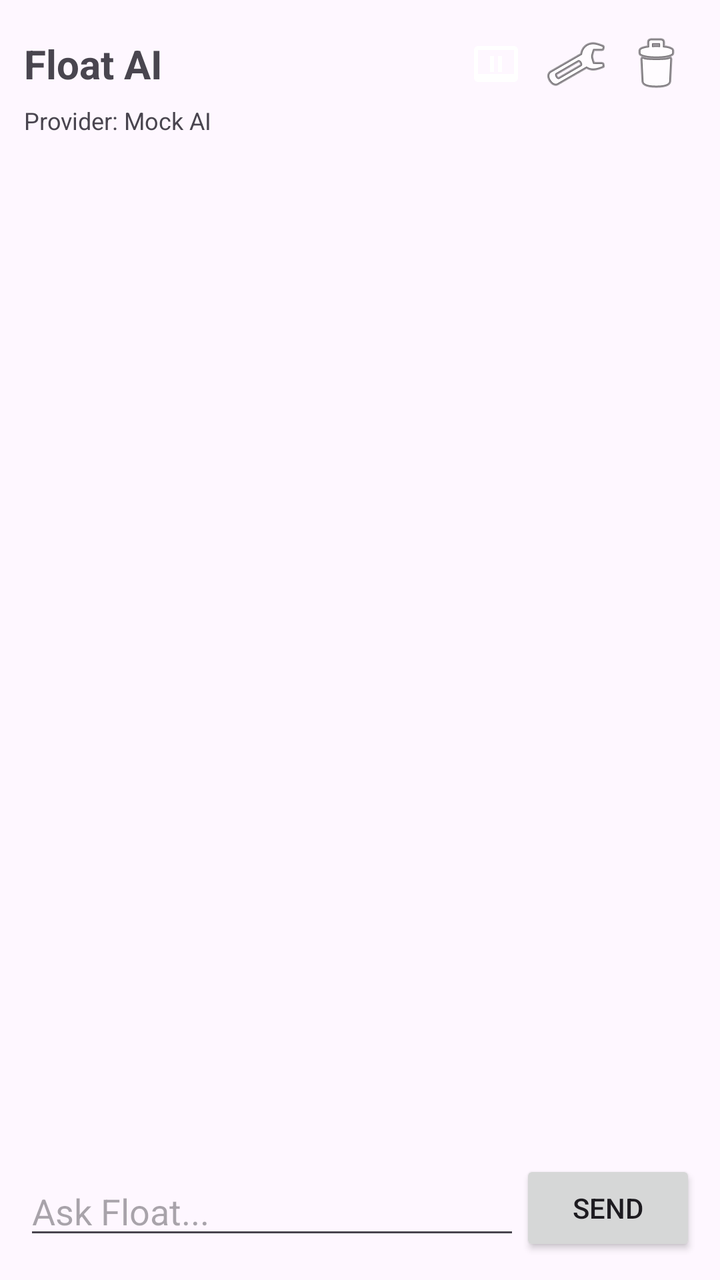
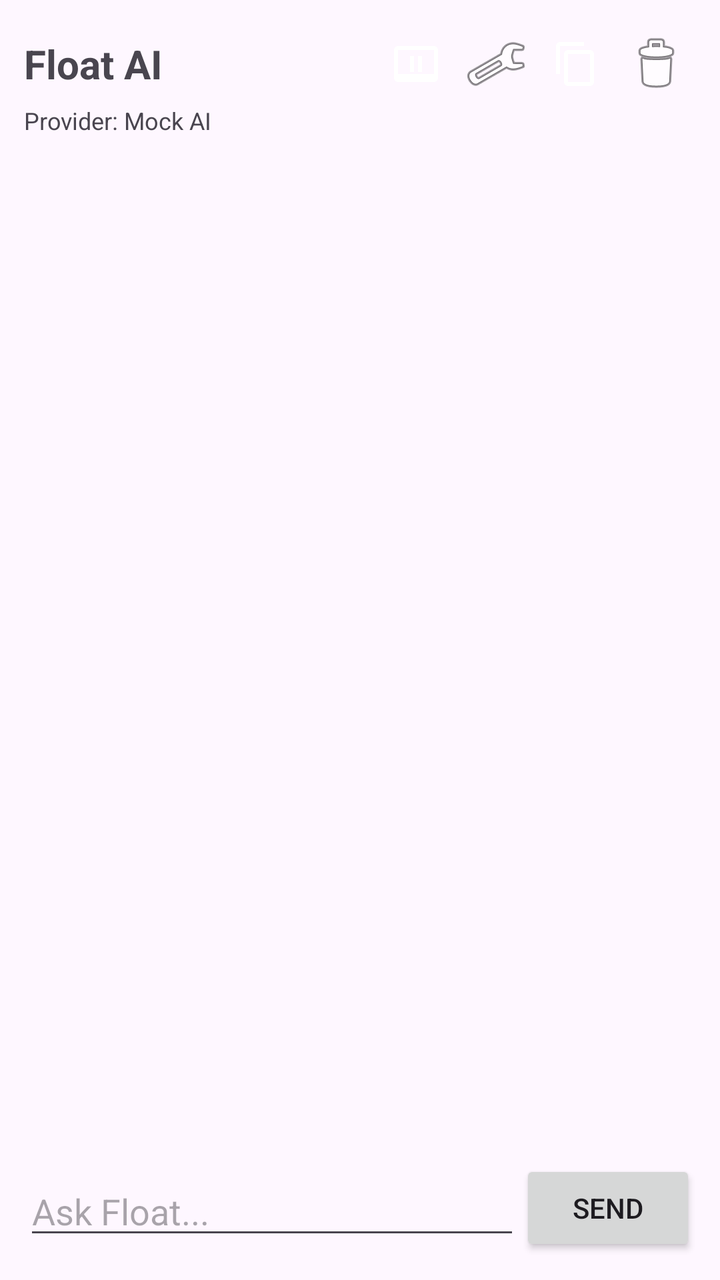

An Android layout rendered at two revisions. The XML below is the earlier revision; the diff shows what the commit changed to produce the second picture.
<!-- AndroidManifest.xml: application theme Theme.FloatOverlay -->
<!-- res/layout/fragment_ai.xml -->
<?xml version="1.0" encoding="utf-8"?>
<LinearLayout xmlns:android="http://schemas.android.com/apk/res/android"
    android:layout_width="match_parent"
    android:layout_height="match_parent"
    android:orientation="vertical"
    android:padding="12dp">

    <LinearLayout
        android:layout_width="match_parent"
        android:layout_height="wrap_content"
        android:gravity="center_vertical"
        android:orientation="horizontal">

        <TextView
            android:layout_width="0dp"
            android:layout_height="wrap_content"
            android:layout_weight="1"
            android:text="Float AI"
            android:textSize="20sp"
            android:textStyle="bold" />

        <ImageButton
            android:id="@+id/openFloatAiButton"
            android:layout_width="40dp"
            android:layout_height="40dp"
            android:background="?attr/selectableItemBackgroundBorderless"
            android:contentDescription="Toggle floating AI"
            android:src="@drawable/ic_overlay" />

        <ImageButton
            android:id="@+id/aiSettingsButton"
            android:layout_width="40dp"
            android:layout_height="40dp"
            android:background="?attr/selectableItemBackgroundBorderless"
            android:contentDescription="AI settings"
            android:src="@android:drawable/ic_menu_preferences" />

        <ImageButton
            android:id="@+id/clearChatButton"
            android:layout_width="40dp"
            android:layout_height="40dp"
            android:background="?attr/selectableItemBackgroundBorderless"
            android:contentDescription="Clear chat"
            android:src="@android:drawable/ic_menu_delete" />
    </LinearLayout>

    <TextView
        android:id="@+id/providerStatus"
        android:layout_width="match_parent"
        android:layout_height="wrap_content"
        android:text="Provider: Mock AI"
        android:textSize="12sp" />

    <androidx.recyclerview.widget.RecyclerView
        android:id="@+id/chatRecyclerView"
        android:layout_width="match_parent"
        android:layout_height="0dp"
        android:layout_weight="1" />

    <ProgressBar
        android:id="@+id/chatProgress"
        style="?android:attr/progressBarStyleSmall"
        android:layout_width="wrap_content"
        android:layout_height="wrap_content"
        android:layout_gravity="center"
        android:visibility="gone" />

    <LinearLayout
        android:layout_width="match_parent"
        android:layout_height="wrap_content"
        android:gravity="center_vertical"
        android:orientation="horizontal">

        <EditText
            android:id="@+id/chatInput"
            android:layout_width="0dp"
            android:layout_height="wrap_content"
            android:layout_weight="1"
            android:hint="Ask Float..."
            android:importantForAutofill="no"
            android:inputType="textCapSentences|textMultiLine" />

        <Button
            android:id="@+id/sendButton"
            android:layout_width="wrap_content"
            android:layout_height="wrap_content"
            android:text="Send" />
    </LinearLayout>
</LinearLayout>
<!-- resources referenced by this layout -->
<resources>
  <!-- drawable ic_overlay (drawable) -->
  <?xml version="1.0" encoding="utf-8"?>
  <vector xmlns:android="http://schemas.android.com/apk/res/android"
      android:width="24dp"
      android:height="24dp"
      android:viewportWidth="24"
      android:viewportHeight="24">
      <path
          android:fillColor="#FFFFFF"
          android:pathData="M21,3H3c-1.1,0 -2,0.9 -2,2v14c0,1.1 0.9,2 2,2h18c1.1,0 2,-0.9 2,-2V5c0,-1.1 -0.9,-2 -2,-2zM21,17H3V5h18v12zM9,8h2v8H9V8zM13,8h2v8h-2V8z" />
  </vector>
  <style name="Theme.FloatOverlay" parent="Theme.Material3.DayNight.NoActionBar">
          <item name="colorPrimary">@color/purple_500</item>
          <item name="colorPrimaryVariant">@color/purple_700</item>
          <item name="colorOnPrimary">@color/white</item>
          <item name="colorSecondary">@color/teal_200</item>
          <item name="colorSecondaryVariant">@color/teal_700</item>
          <item name="android:statusBarColor">@color/purple_700</item>
      </style>
  <color name="purple_500">#FF6200EE</color>
  <color name="purple_700">#FF3700B3</color>
  <color name="white">#FFFFFFFF</color>
  <color name="teal_200">#FF03DAC5</color>
  <color name="teal_700">#FF018786</color>
</resources>

<!-- the commit's change to res/layout/fragment_ai.xml (unified diff, before → after) -->
@@ -34,6 +34,14 @@
             android:background="?attr/selectableItemBackgroundBorderless"
             android:contentDescription="AI settings"
             android:src="@android:drawable/ic_menu_preferences" />
+
+        <ImageButton
+            android:id="@+id/copyChatButton"
+            android:layout_width="40dp"
+            android:layout_height="40dp"
+            android:background="?attr/selectableItemBackgroundBorderless"
+            android:contentDescription="Copy conversation"
+            android:src="@drawable/ic_copy" />
 
         <ImageButton
             android:id="@+id/clearChatButton"
<!-- resource entries referenced after the edit -->
@@ -1,5 +1,16 @@
 <!-- resources referenced by this layout -->
 <resources>
+  <!-- drawable ic_copy (drawable) -->
+  <?xml version="1.0" encoding="utf-8"?>
+  <vector xmlns:android="http://schemas.android.com/apk/res/android"
+      android:width="24dp"
+      android:height="24dp"
+      android:viewportWidth="24"
+      android:viewportHeight="24">
+      <path
+          android:fillColor="#FFFFFF"
+          android:pathData="M16,1L4,1c-1.1,0 -2,0.9 -2,2v14h2L4,3h12L16,1zM19,5L8,5c-1.1,0 -2,0.9 -2,2v14c0,1.1 0.9,2 2,2h11c1.1,0 2,-0.9 2,-2L21,7c0,-1.1 -0.9,-2 -2,-2zM19,21L8,21L8,7h11v14z" />
+  </vector>
   <!-- drawable ic_overlay (drawable) -->
   <?xml version="1.0" encoding="utf-8"?>
   <vector xmlns:android="http://schemas.android.com/apk/res/android"
